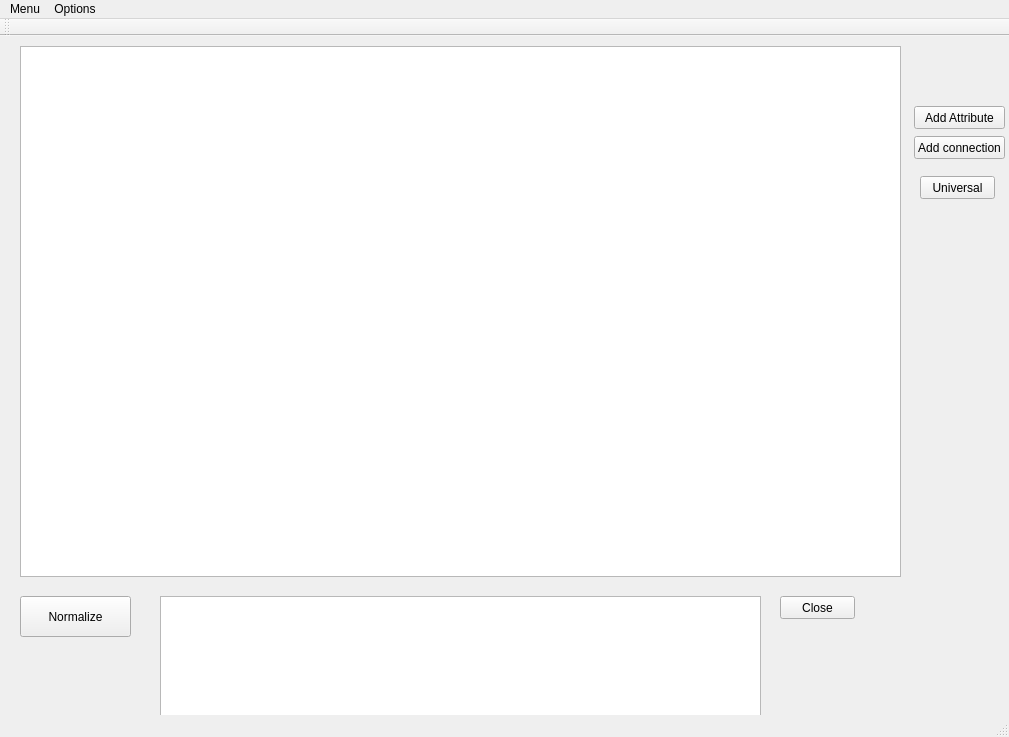
Qt form mainwindow.ui (ButtNaked/DBprom2) before a commit.
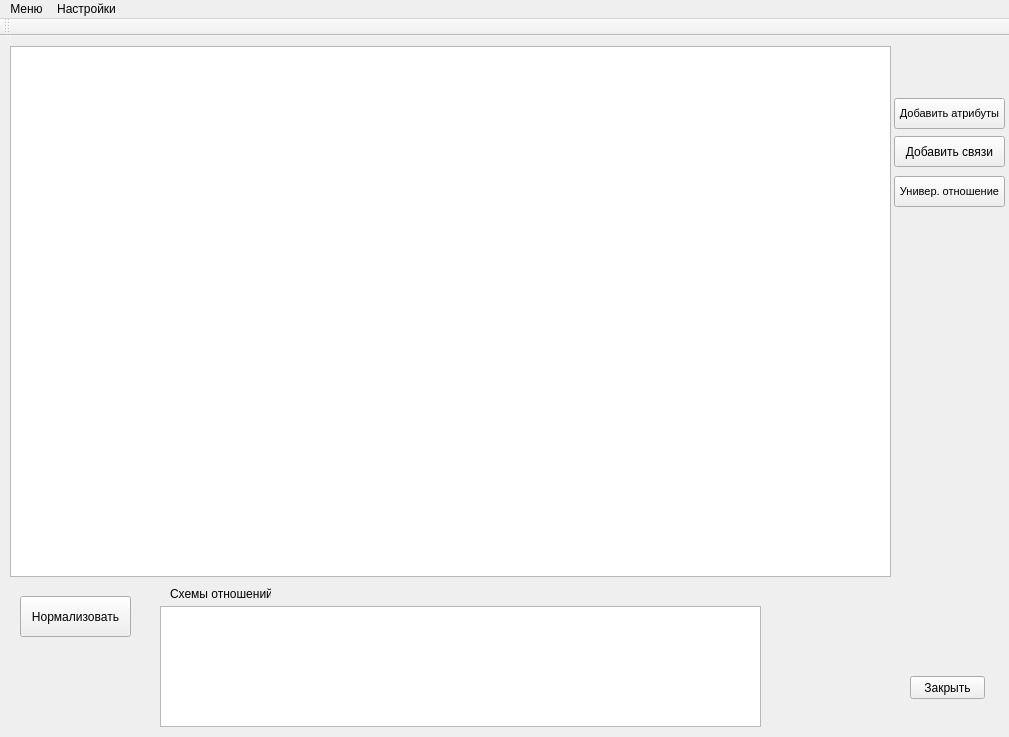
The same form after that commit.

Diff of the .ui file:
```diff
--- a/mainwindow.ui
+++ b/mainwindow.ui
@@ -17,27 +17,32 @@
    <widget class="QPushButton" name="addAttrButton">
     <property name="geometry">
      <rect>
-      <x>914</x>
-      <y>70</y>
-      <width>91</width>
-      <height>23</height>
+      <x>894</x>
+      <y>62</y>
+      <width>111</width>
+      <height>31</height>
      </rect>
     </property>
+    <property name="font">
+     <font>
+      <pointsize>8</pointsize>
+     </font>
+    </property>
     <property name="text">
-     <string>Add Attribute</string>
+     <string>Добавить атрибуты</string>
     </property>
    </widget>
    <widget class="QPushButton" name="addConButton">
     <property name="geometry">
      <rect>
-      <x>914</x>
+      <x>894</x>
       <y>100</y>
-      <width>91</width>
-      <height>23</height>
+      <width>111</width>
+      <height>31</height>
      </rect>
     </property>
     <property name="text">
-     <string>Add connection</string>
+     <string>Добавить связи</string>
     </property>
    </widget>
    <widget class="QPushButton" name="normButton">
@@ -50,27 +55,27 @@
      </rect>
     </property>
     <property name="text">
-     <string>Normalize</string>
+     <string>Нормализовать</string>
     </property>
    </widget>
    <widget class="QPushButton" name="pushButton">
     <property name="geometry">
      <rect>
-      <x>780</x>
-      <y>560</y>
+      <x>910</x>
+      <y>640</y>
       <width>75</width>
       <height>23</height>
      </rect>
     </property>
     <property name="text">
-     <string>Close</string>
+     <string>Закрыть</string>
     </property>
    </widget>
    <widget class="QTextEdit" name="textEdit">
     <property name="geometry">
      <rect>
       <x>160</x>
-      <y>560</y>
+      <y>570</y>
       <width>601</width>
       <height>121</height>
      </rect>
@@ -79,7 +84,7 @@
    <widget class="QGraphicsView" name="graphicsView">
     <property name="geometry">
      <rect>
-      <x>20</x>
+      <x>10</x>
       <y>10</y>
       <width>881</width>
       <height>531</height>
@@ -89,14 +94,32 @@
    <widget class="QPushButton" name="uniRelButton">
     <property name="geometry">
      <rect>
-      <x>920</x>
+      <x>894</x>
       <y>140</y>
-      <width>75</width>
-      <height>23</height>
+      <width>111</width>
+      <height>31</height>
      </rect>
     </property>
+    <property name="font">
+     <font>
+      <pointsize>8</pointsize>
+     </font>
+    </property>
     <property name="text">
-     <string>Universal</string>
+     <string>Универ. отношение</string>
+    </property>
+   </widget>
+   <widget class="QLabel" name="label">
+    <property name="geometry">
+     <rect>
+      <x>170</x>
+      <y>550</y>
+      <width>101</width>
+      <height>16</height>
+     </rect>
+    </property>
+    <property name="text">
+     <string>Схемы отношений:</string>
     </property>
    </widget>
   </widget>
@@ -111,7 +134,7 @@
    </property>
    <widget class="QMenu" name="menuMenu">
     <property name="title">
-     <string>Menu</string>
+     <string>Меню</string>
     </property>
     <addaction name="actionOpen_File"/>
     <addaction name="actionSave_File"/>
@@ -121,7 +144,7 @@
    </widget>
    <widget class="QMenu" name="menuOptions">
     <property name="title">
-     <string>Options</string>
+     <string>Настройки</string>
     </property>
     <widget class="QMenu" name="menuLanguage">
      <property name="title">
@@ -143,7 +166,6 @@
     <bool>false</bool>
    </attribute>
   </widget>
-  <widget class="QStatusBar" name="statusBar"/>
   <action name="actionSave_File">
    <property name="text">
     <string>Save File</string>
```
Left out of the diff: 12 changed lines with no effect on the pictures.
